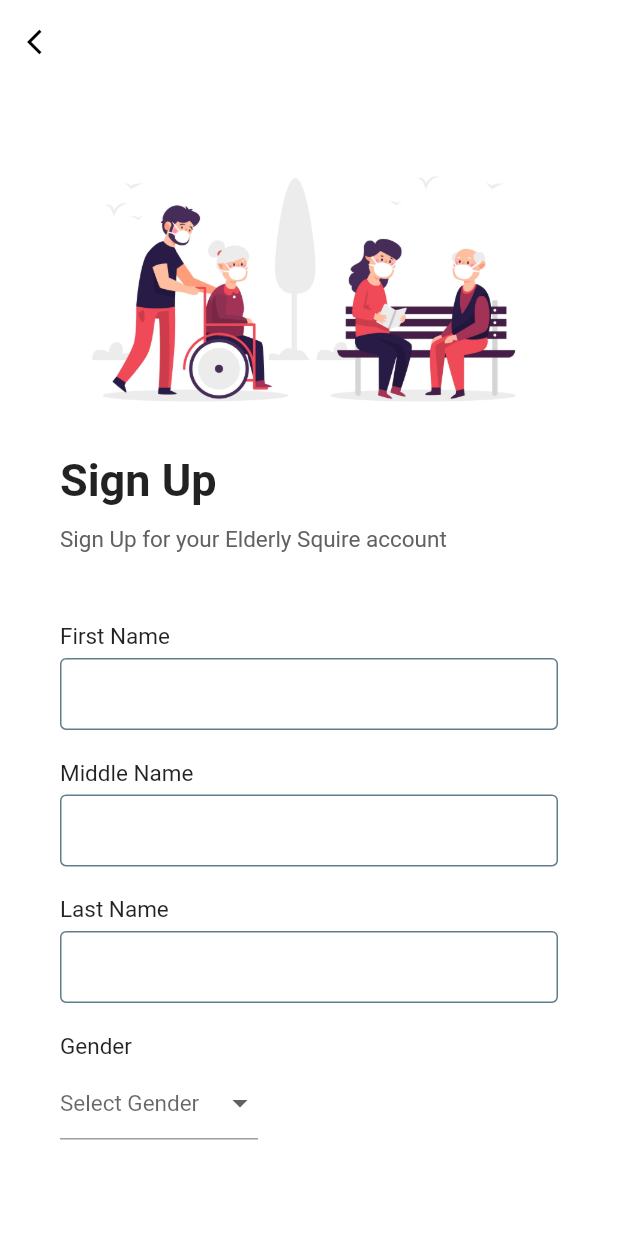
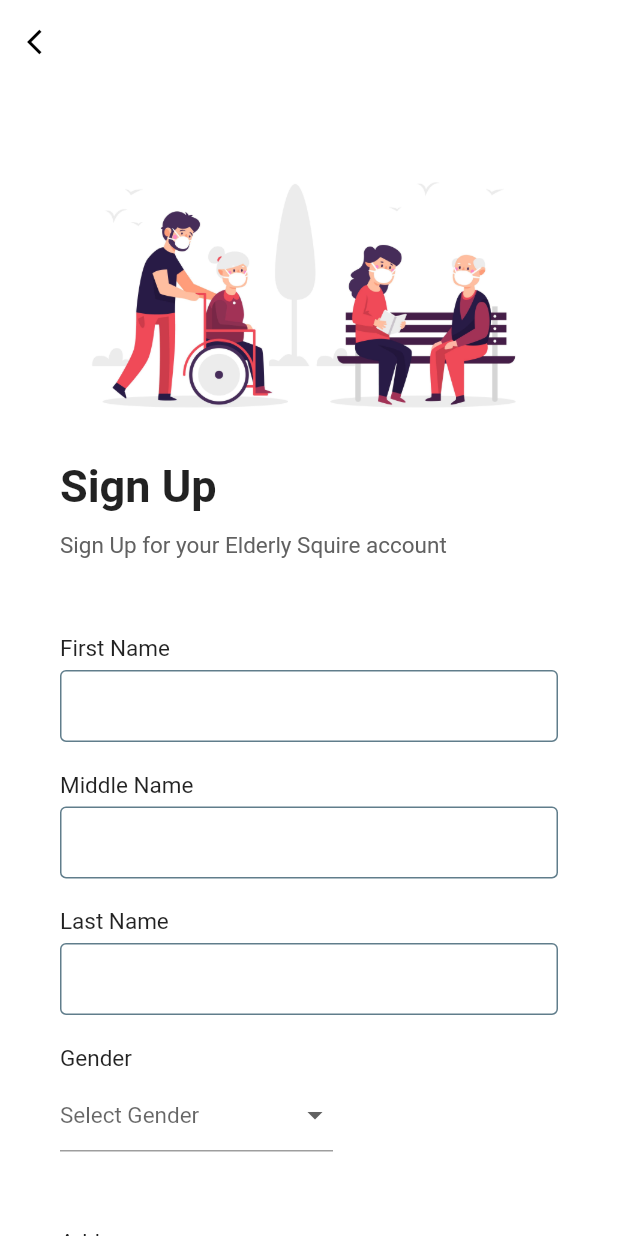
Before and after one commit to shelterClone/elderly_squire_new_proj_2023, a Flutter app: the RegistrationPage screen opened directly, on a phone screen of 412 x 824 dp. Run offline on Flutter 3.47's test engine with Material 2 defaults, Android fonts, the phone set to English and light mode, and no system bars; our stand-ins replace cloud_firestore, dio, file_picker, firebase_auth, firebase_core, flare_flutter and 4 more; missing offline and left inert: flutter_pdfview, flutter_tawk, image_picker_for_web; accounts and stored records are empty.

Commit message:
few changes

```diff
--- a/lib/Login_Reg/Register.dart
+++ b/lib/Login_Reg/Register.dart
@@ -356,6 +356,7 @@
                                 borderSide: BorderSide(color: Colors.blueGrey))),
                       ),
                     ),
+
                     Text(
                       'Gender',
                       style: TextStyle(
@@ -369,7 +370,7 @@
 
                     Container(
                       height:100,
-                      margin: EdgeInsets.only(right:200, bottom: 20),
+                      margin: EdgeInsets.only(right:150),
                       child: DropdownButtonFormField(
                         hint: Text('Select Gender',
                           style: TextStyle(
```
